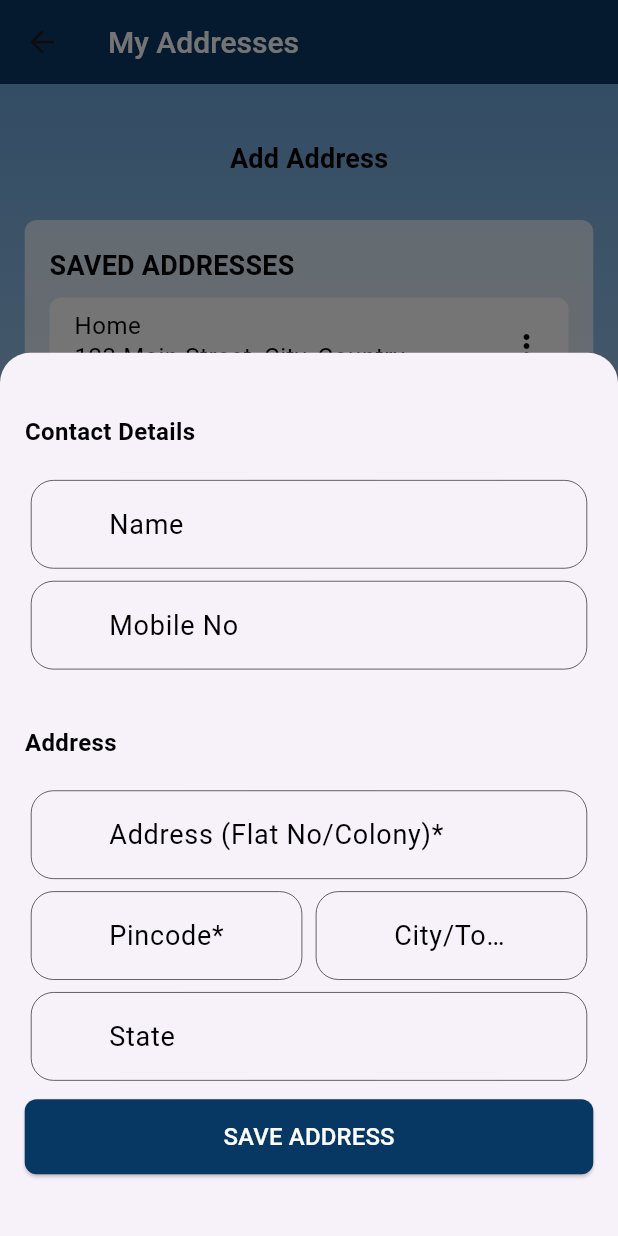
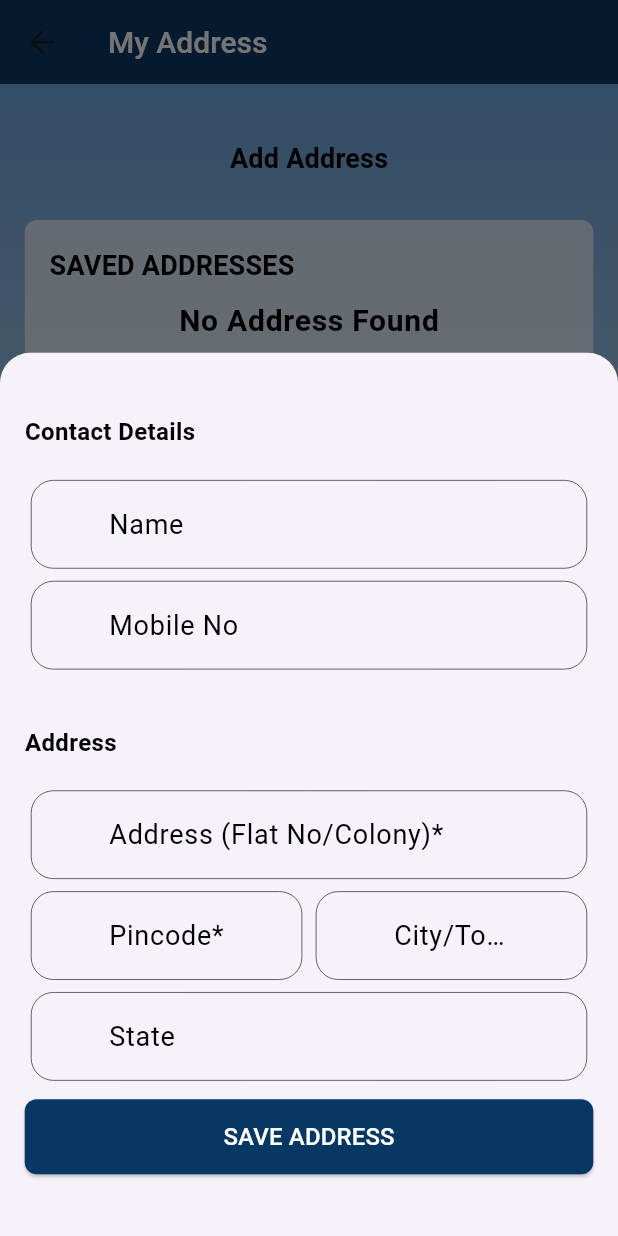
Before and after one commit to akp-dev2230/petmate, a Flutter app: the ManageAddress screen opened directly, after a tap on "Add Address", on a phone screen of 412 x 824 dp. Run offline on Flutter 3.47's test engine with Material 3 defaults, Android fonts, the light colour scheme and no system bars; our stand-ins replace animate_do, cloud_firestore, firebase_auth, firebase_core, flutter_rating_bar, get and 4 more; accounts and stored records are empty.

Commit message:
updated address section

```diff
--- a/lib/Services/firestore_services.dart
+++ b/lib/Services/firestore_services.dart
@@ -23,4 +23,8 @@ class FirestoreServices{
     return FirebaseFirestore.instance.collection('users').doc(FirebaseAuth.instance.currentUser!.uid).collection('cart').snapshots();
   }
 
+  static getAddress(){
+    return FirebaseFirestore.instance.collection('users').doc(FirebaseAuth.instance.currentUser!.uid).collection('address').get();
+  }
+
 }
--- a/lib/controllers/profile_controller.dart
+++ b/lib/controllers/profile_controller.dart
@@ -10,12 +10,21 @@ class ProfileController extends GetxController {
 
   final uid = FirebaseAuth.instance.currentUser?.uid;
 
+  //profile update variables
   final TextEditingController nameController = TextEditingController();
   final TextEditingController phoneController = TextEditingController();
   RxString selectedGender = "".obs;
 
   Rx<Uint8List?> selectedImage = Rx<Uint8List?>(null);
   String filePath = '';
+
+  //address variables
+  final TextEditingController addNameController = TextEditingController();
+  final TextEditingController addMobileController = TextEditingController();
+  final TextEditingController addressController = TextEditingController();
+  final TextEditingController cityController = TextEditingController();
+  final TextEditingController pinCodeController = TextEditingController();
+  final TextEditingController stateController = TextEditingController();
 
   void changeGender({required String gender}){
     selectedGender.value = gender;
@@ -95,5 +104,25 @@ class ProfileController extends GetxController {
   }
 
 
+  // method for adding a new address
+  Future<void> createAddress() async{
+    await FirebaseFirestore.instance.collection("users").doc(uid).collection('address').add({
+      'name' : addNameController.text.trim(),
+      'mobile' : addMobileController.text.trim(),
+      'address' : addressController.text.trim(),
+      'pinCode' : pinCodeController.text.trim(),
+      'city' : cityController.text.trim(),
+      'state' : stateController.text.trim(),
+    });
+
+    addNameController.clear();
+    addMobileController.clear();
+    addressController.clear();
+    pinCodeController.clear();
+    cityController.clear();
+    stateController.clear();
+  }
+
+
 
 }
--- a/lib/views/Userinfo/manage_address.dart
+++ b/lib/views/Userinfo/manage_address.dart
@@ -1,42 +1,25 @@
+import 'package:cloud_firestore/cloud_firestore.dart';
 import 'package:flutter/material.dart';
+import 'package:get/get.dart';
+import 'package:petmate/Services/firestore_services.dart';
 import 'package:petmate/background.dart';
 import 'package:petmate/commonwidgets/commontextfield.dart';
+import 'package:petmate/controllers/profile_controller.dart';
 
-class ManageAddress extends StatefulWidget {
+class ManageAddress extends StatelessWidget {
   const ManageAddress({super.key});
 
   @override
-  State<ManageAddress> createState() => _ManageAddressState();
-}
+  Widget build(BuildContext context) {
 
-class _ManageAddressState extends State<ManageAddress> {
-  final List<Map<String, String>> addresses = [
-    {
-      "label": "Home",
-      "addressLine": "123 Main Street, City, Country",
-    },
-    {
-      "label": "Office",
-      "addressLine": "123 Main Street, City, Country",
-    },
-  ];
+    var controller = Get.put(ProfileController());
 
-
-  final TextEditingController nameController = TextEditingController();
-  final TextEditingController mobileController = TextEditingController();
-  final TextEditingController addressController = TextEditingController();
-  final TextEditingController cityController = TextEditingController();
-  final TextEditingController pincodeController = TextEditingController();
-  final TextEditingController stateController = TextEditingController();
-
-  @override
-  Widget build(BuildContext context) {
     final screenWidth = MediaQuery.of(context).size.width;
     final screenHeight = MediaQuery.of(context).size.height;
 
     return Scaffold(
       appBar: AppBar(
-        title: const Text("My Addresses"),
+        title: const Text("My Address"),
       ),
       body: backGround(
         child: SingleChildScrollView(
@@ -56,19 +39,12 @@ class _ManageAddressState extends State<ManageAddress> {
                       showModalBottomSheet(
                         context: context,
                         isScrollControlled: true, // Makes modal take full height if needed
-                        shape: RoundedRectangleBorder(
+                        shape: const RoundedRectangleBorder(
                           borderRadius: BorderRadius.vertical(top: Radius.circular(20)),
                         ),
                         builder: (context) {
-                          return Padding(
-                            padding: EdgeInsets.only(
-                              bottom: MediaQuery.of(context).viewInsets.bottom, // Adjust for keyboard
-                            ),
-                            child: SingleChildScrollView(
-                              padding: EdgeInsets.symmetric(
-                                horizontal: screenWidth * 0.04,
-                                vertical: screenHeight * 0.03,
-                              ),
+                          return SingleChildScrollView(
+                            padding: EdgeInsets.symmetric(horizontal: screenWidth * 0.04, vertical: screenHeight * 0.03,),
                             child: Column(
                               crossAxisAlignment: CrossAxisAlignment.start,
                               mainAxisSize: MainAxisSize.min, // Adjusts height dynamically
@@ -87,7 +63,7 @@ class _ManageAddressState extends State<ManageAddress> {
                                       vertical: screenHeight * 0.005),
                                   child: commonTextfield(
                                     context: context,
-                                      controller: nameController,
+                                    controller: controller.addNameController,
                                     hinttext: "Name",
                                   ),
                                 ),
@@ -97,7 +73,7 @@ class _ManageAddressState extends State<ManageAddress> {
                                       vertical: screenHeight * 0.005),
                                   child: commonTextfield(
                                     context: context,
-                                      controller: mobileController,
+                                    controller: controller.addMobileController,
                                     hinttext: "Mobile No",
                                   ),
                                 ),
@@ -118,7 +94,7 @@ class _ManageAddressState extends State<ManageAddress> {
                                       vertical: screenHeight * 0.005),
                                   child: commonTextfield(
                                     context: context,
-                                      controller: addressController,
+                                    controller: controller.addressController,
                                     hinttext: "Address (Flat No/Colony)*",
                                   ),
                                 ),
@@ -131,7 +107,7 @@ class _ManageAddressState extends State<ManageAddress> {
                                             vertical: screenHeight * 0.005),
                                         child: commonTextfield(
                                           context: context,
-                                            controller: pincodeController,
+                                          controller: controller.pinCodeController,
                                           hinttext: "Pincode*",
                                         ),
                                       ),
@@ -144,7 +120,7 @@ class _ManageAddressState extends State<ManageAddress> {
                                             vertical: screenHeight * 0.005),
                                         child: commonTextfield(
                                           context: context,
-                                            controller: cityController,
+                                          controller: controller.cityController,
                                           hinttext: "City/Town*",
                                         ),
                                       ),
@@ -157,7 +133,7 @@ class _ManageAddressState extends State<ManageAddress> {
                                       vertical: screenHeight * 0.005),
                                   child: commonTextfield(
                                     context: context,
-                                      controller: stateController,
+                                    controller: controller.stateController,
                                     hinttext: "State",
                                   ),
                                 ),
@@ -170,6 +146,7 @@ class _ManageAddressState extends State<ManageAddress> {
                                   height: 50,
                                   child: ElevatedButton(
                                     onPressed: () {
+                                      controller.createAddress();
                                       Navigator.pop(context); // Close modal on save
                                     },
                                     style: ElevatedButton.styleFrom(
@@ -186,7 +163,6 @@ class _ManageAddressState extends State<ManageAddress> {
 
                                 SizedBox(height: screenHeight * 0.02), // Extra space at bottom
                               ],
-                              ),
                             ),
                           );
                         },
@@ -215,8 +191,23 @@ class _ManageAddressState extends State<ManageAddress> {
                         style: Theme.of(context).textTheme.titleMedium,
                       ),
                     ),
-                    Column(
-                      children: addresses.map((addr) {
+                    FutureBuilder(
+                      future: FirestoreServices.getAddress(),
+                      builder: (BuildContext context, AsyncSnapshot<QuerySnapshot>snapshot){
+                        if(snapshot.connectionState == ConnectionState.waiting){
+                          return const Center(
+                            child: CircularProgressIndicator(valueColor: AlwaysStoppedAnimation(Color(0xFF073763)),),
+                          );
+                        }else if(!snapshot.hasData || snapshot.data!.docs.isEmpty){
+                           return Center(
+                            child: Text("No Address Found", style: Theme.of(context).textTheme.bodyLarge,),
+                          );
+                        }else{
+                          var addressData = snapshot.data!.docs;
+                          return ListView.builder(
+                            shrinkWrap: true,
+                            itemCount: addressData.length,
+                            itemBuilder: (BuildContext context, int index){
                               return Container(
                                 width: double.infinity,
                                 margin: EdgeInsets.only(bottom: screenHeight*0.01),
@@ -234,12 +225,22 @@ class _ManageAddressState extends State<ManageAddress> {
                                         crossAxisAlignment: CrossAxisAlignment.start,
                                         children: [
                                           Text(
-                                      addr["label"] ?? "",
+                                            addressData[index]['name'],
                                             style: Theme.of(context).textTheme.bodySmall,
                                           ),
                                           SizedBox(width: screenWidth*0.03),
                                           Text(
-                                      addr["addressLine"] ?? "",
+                                            addressData[index]['address'],
+                                            style: Theme.of(context).textTheme.bodySmall,
+                                          ),
+                                          SizedBox(width: screenWidth*0.01),
+                                          Text(
+                                            "${addressData[index]['city']}, ${addressData[index]['state']}, ${addressData[index]['pinCode']}",
+                                            style: Theme.of(context).textTheme.bodySmall,
+                                          ),
+                                          SizedBox(width: screenWidth*0.01),
+                                          Text(
+                                            addressData[index]['mobile'],
                                             style: Theme.of(context).textTheme.bodySmall,
                                           ),
                                         ],
@@ -254,10 +255,8 @@ class _ManageAddressState extends State<ManageAddress> {
                                       onSelected: (String result) {
                                         if (result == 'edit') {
                                           // Add your edit logic here
-                                    print('Edit clicked for ${addr["label"]}');
                                         } else if (result == 'delete') {
                                           // Add your delete logic here
-                                    print('Delete clicked for ${addr["label"]}');
                                         }
                                       },
                                       itemBuilder: (BuildContext context) => <PopupMenuEntry<String>>[
@@ -298,12 +297,15 @@ class _ManageAddressState extends State<ManageAddress> {
                                       shape: RoundedRectangleBorder(
                                         borderRadius: BorderRadius.circular(8),
                                       ),
-                                offset: Offset(0, 40), // Adjusts vertical position relative to icon
+                                      offset: const Offset(0, 40), // Adjusts vertical position relative to icon
                                     ),
                                   ],
                                 ),
                               );
-                      }).toList(),
+                            },
+                          );
+                        }
+                      },
                     ),
                   ],
                 ),
```
Lines whose indentation alone changed are shown as unchanged.
